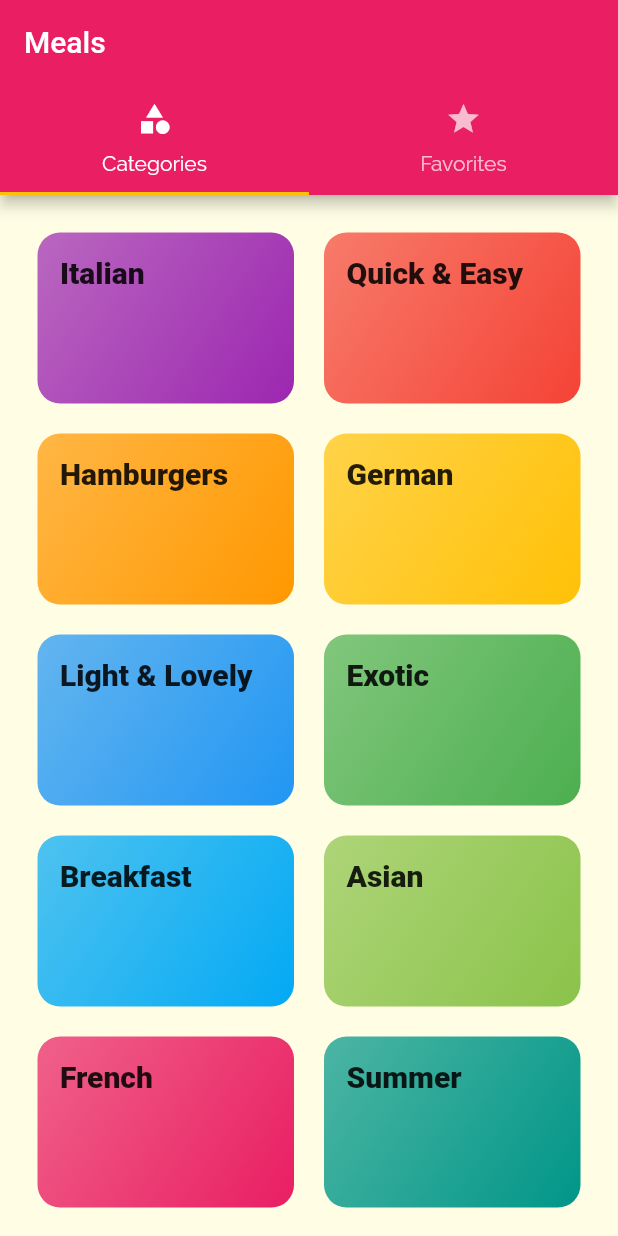
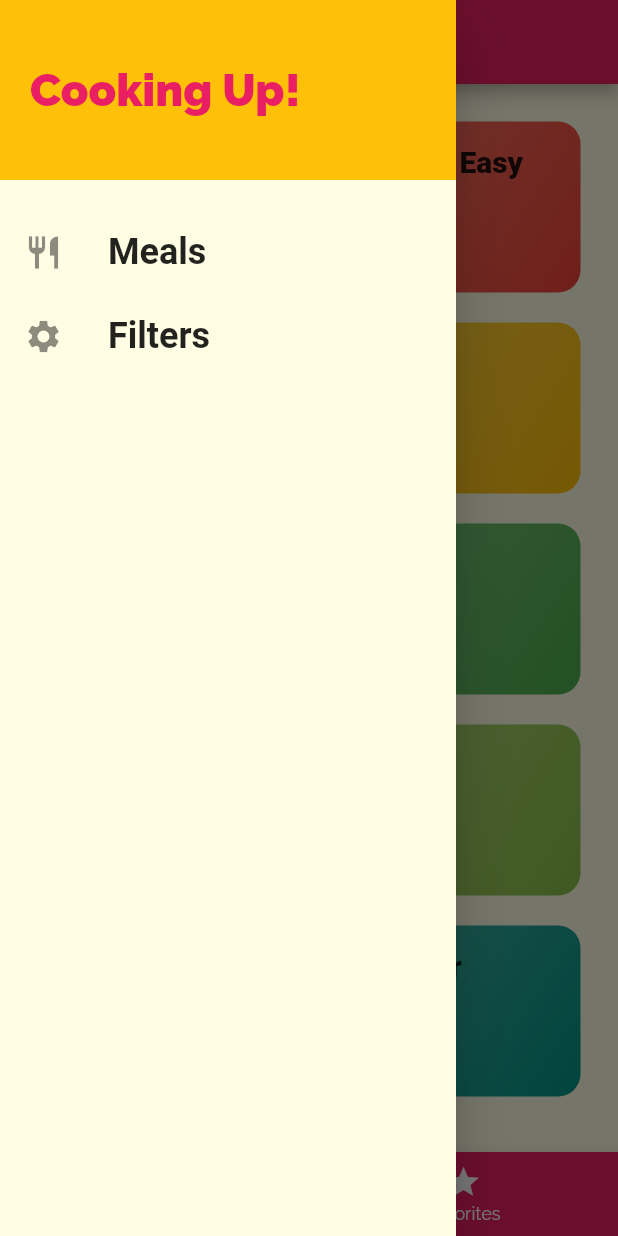
Before and after one commit to aniribe/flutter-meals-app, a Flutter app: the screen it shows after launch, with the side drawer open (before the commit the screen has no drawer), on a phone screen of 412 x 824 dp. Run offline on Flutter 3.47's test engine with Material 2 defaults, Android fonts, the phone set to English and light mode, and no system bars; Roboto replaces fonts that are missing (RobotoCondensed).

Commit message:
Lessons 180-185 from flutter course;

```diff
--- a/lib/main.dart
+++ b/lib/main.dart
@@ -1,14 +1,74 @@
 import 'package:flutter/material.dart';
-import 'package:meal_app_from_flutter_course/screens/categories_screen.dart';
+import 'package:meal_app_from_flutter_course/dummy_data.dart';
 import 'package:meal_app_from_flutter_course/screens/category_meals_screen.dart';
+import 'package:meal_app_from_flutter_course/screens/filters_screen.dart';
 import 'package:meal_app_from_flutter_course/screens/meal_details_screen.dart';
 import 'package:meal_app_from_flutter_course/screens/tabs_screen.dart';
+
+import 'models/meal.dart';
 
 void main() {
   runApp(MyApp());
 }
 
-class MyApp extends StatelessWidget {
+class MyApp extends StatefulWidget {
+  @override
+  State<MyApp> createState() => _MyAppState();
+}
+
+class _MyAppState extends State<MyApp> {
+  Map<String, bool> filters = {
+    'gluten': false,
+    'lactose': false,
+    'vegan': false,
+    'vegetarian': false,
+  };
+
+  List<Meal> availableMeals = DUMMY_MEALS;
+  List<Meal> favoritedMeals = [];
+
+  void setFilters(Map<String, bool> filtersData) {
+    setState(() {
+      filters = filtersData;
+
+      availableMeals = DUMMY_MEALS.where((meal) {
+        if (filters['gluten'] as bool && !meal.isGlutenFree) {
+          return false;
+        }
+        if (filters['lactose'] as bool && !meal.isLactoseFree) {
+          return false;
+        }
+        if (filters['vegan'] as bool && !meal.isVegan) {
+          return false;
+        }
+        if (filters['vegetarian'] as bool && !meal.isVegetarian) {
+          return false;
+        }
+
+        return true;
+      }).toList();
+    });
+  }
+
+  void toggleFavorite(String mealId) {
+    final existingIndex =
+        favoritedMeals.indexWhere((meal) => meal.id == mealId);
+
+    if (existingIndex >= 0) {
+      setState(() {
+        favoritedMeals.removeAt(existingIndex);
+      });
+    } else {
+      setState(() {
+        favoritedMeals.add(DUMMY_MEALS.firstWhere((meal) => meal.id == mealId));
+      });
+    }
+  }
+
+  bool isMealFavorite(String id) {
+    return favoritedMeals.any((meal) => meal.id == id);
+  }
+
   @override
   Widget build(BuildContext context) {
     return MaterialApp(
@@ -26,9 +86,13 @@ class MyApp extends StatelessWidget {
       ),
       // home: const CategoriesScreen(),
       routes: {
-        '/': (context) => const TabsScreen(),
-        CategoryMealsScreen.routeName: (context) => const CategoryMealsScreen(),
-        MealDetailsScreen.routeName: (context) => const MealDetailsScreen(),
+        '/': (context) => TabsScreen(favoritedMeals: favoritedMeals),
+        CategoryMealsScreen.routeName: (context) =>
+            CategoryMealsScreen(availableMeals: availableMeals),
+        MealDetailsScreen.routeName: (context) => MealDetailsScreen(
+            toggleFavorite: toggleFavorite, isMealFavorite: isMealFavorite),
+        FiltersScreen.routeName: (context) =>
+            FiltersScreen(setFilters: setFilters, currentFilters: filters),
       },
     );
   }
--- a/lib/screens/tabs_screen.dart
+++ b/lib/screens/tabs_screen.dart
@@ -2,42 +2,68 @@ import 'package:flutter/cupertino.dart';
 import 'package:flutter/material.dart';
 import 'package:meal_app_from_flutter_course/screens/favorites_screen.dart';
 
+import '../models/meal.dart';
+import '../widgets/main_drawer.dart';
 import 'categories_screen.dart';
 
 class TabsScreen extends StatefulWidget {
-  const TabsScreen({Key? key}) : super(key: key);
+  final List<Meal> favoritedMeals;
+
+  const TabsScreen({Key? key, required this.favoritedMeals}) : super(key: key);
 
   @override
   State<TabsScreen> createState() => _TabsScreenState();
 }
 
 class _TabsScreenState extends State<TabsScreen> {
+  int selectedPageIndex = 0;
+
+  List<Map<String, Object>>? pages;
+
+  void selectPage(int index) {
+    setState(() {
+      selectedPageIndex = index;
+    });
+  }
+
+  @override
+  void initState() {
+    pages = [
+      {
+        'page': const CategoriesScreen(),
+        'title': 'Categories',
+      },
+      {
+        'page': FavoritesScreen(favoritedMeals: widget.favoritedMeals),
+        'title': 'Your Favorites',
+      },
+    ];
+    super.initState();
+  }
+
   @override
   Widget build(BuildContext context) {
-    return DefaultTabController(
-        length: 2,
-        child: Scaffold(
-          appBar: AppBar(
-            title: const Text('Meals'),
-            bottom: const TabBar(
-              tabs: [
-                Tab(
-                  icon: Icon(Icons.category),
-                  text: 'Categories',
-                ),
-                Tab(
-                  icon: Icon(Icons.star),
-                  text: 'Favorites',
-                ),
-              ],
-            ),
-          ),
-          body: TabBarView(
-            children: [
-              CategoriesScreen(),
-              FavoritesScreen(),
-            ],
-          ),
-        ));
+    return Scaffold(
+      appBar: AppBar(title: Text(pages?[selectedPageIndex]['title'] as String)),
+      drawer: const MainDrawer(),
+      bottomNavigationBar: BottomNavigationBar(
+        onTap: selectPage,
+        unselectedItemColor: Colors.white,
+        selectedItemColor: Theme.of(context).accentColor,
+        backgroundColor: Theme.of(context).primaryColor,
+        currentIndex: selectedPageIndex,
+        items: [
+          BottomNavigationBarItem(
+              backgroundColor: Theme.of(context).primaryColor,
+              icon: const Icon(Icons.category),
+              label: 'Categories'),
+          BottomNavigationBarItem(
+              backgroundColor: Theme.of(context).primaryColor,
+              icon: const Icon(Icons.star),
+              label: 'Favorites'),
+        ],
+      ),
+      body: pages?[selectedPageIndex]['page'] as Widget,
+    );
   }
 }
--- /dev/null
+++ b/lib/widgets/main_drawer.dart
@@ -0,0 +1,56 @@
+import 'package:flutter/material.dart';
+import 'package:meal_app_from_flutter_course/screens/filters_screen.dart';
+
+class MainDrawer extends StatelessWidget {
+  const MainDrawer({Key? key}) : super(key: key);
+
+  Widget buildListTile(String title, IconData icon, Function()? tapHandler) {
+    return ListTile(
+      leading: Icon(
+        icon,
+        size: 26,
+      ),
+      title: Text(
+        title,
+        style: const TextStyle(
+          fontFamily: 'RobotoCondensed',
+          fontSize: 24,
+          fontWeight: FontWeight.bold,
+        ),
+      ),
+      onTap: tapHandler,
+    );
+  }
+
+  @override
+  Widget build(BuildContext context) {
+    return Drawer(
+      child: Column(
+        children: [
+          Container(
+            height: 120,
+            width: double.infinity,
+            padding: const EdgeInsets.all(20),
+            alignment: Alignment.centerLeft,
+            color: Theme.of(context).accentColor,
+            child: Text(
+              'Cooking Up!',
+              style: TextStyle(
+                fontWeight: FontWeight.w900,
+                fontSize: 30,
+                color: Theme.of(context).primaryColor,
+              ),
+            ),
+          ),
+          const SizedBox(height: 20),
+          buildListTile('Meals', Icons.restaurant, () {
+            Navigator.of(context).pushReplacementNamed('/');
+          }),
+          buildListTile('Filters', Icons.settings, () {
+            Navigator.of(context).pushReplacementNamed(FiltersScreen.routeName);
+          }),
+        ],
+      ),
+    );
+  }
+}
```
Also changed, not shown: lib/screens/category_meals_screen.dart (+45 -17 lines), lib/screens/favorites_screen.dart (+27 -5 lines), lib/screens/filters_screen.dart (added, +112 -0 lines), lib/screens/meal_details_screen.dart (+12 -2 lines), lib/widgets/meal_item.dart (+10 -7 lines).
